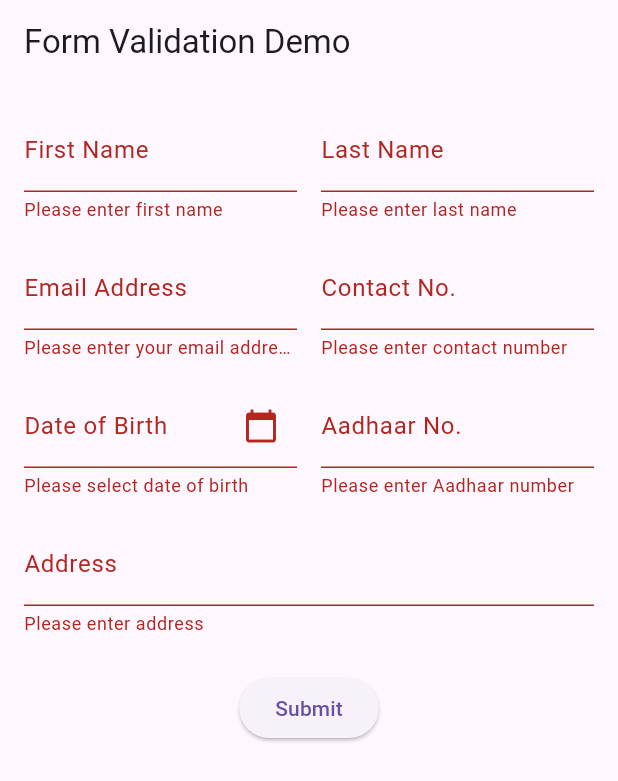
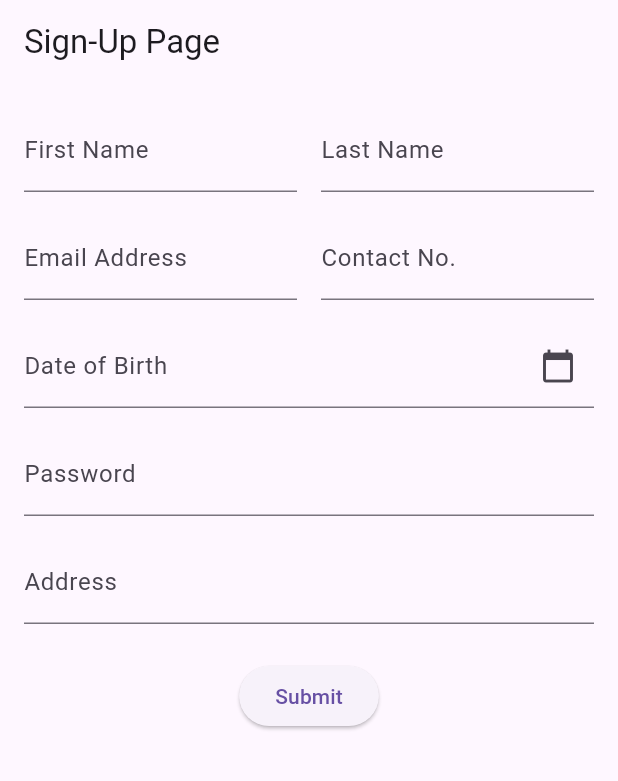
Before and after one commit to hstadler2/ClassAct10, a Flutter app: the screen it shows after launch, after a tap on "Submit", on a phone screen of 412 x 824 dp. Shown: the top 781 px of the screen. Run offline on Flutter 3.47's test engine with Material 3 defaults, Android fonts, the phone set to English and light mode, and no system bars; our stand-ins replace flutter_form_builder.

Commit message:
Tweaked some of the input fields to look cleaner, and added validation rules

```diff
--- a/lib/main.dart
+++ b/lib/main.dart
@@ -6,9 +6,9 @@ InClassAct10 - SignUpPage
 */
 
 import 'package:flutter/material.dart';
-// If you want to format the date in MM/dd/yyyy, uncomment the next line and add
-// intl: ^0.17.0 (or latest) in your pubspec.yaml under dependencies
-// import 'package:intl/intl.dart';
+import 'package:intl/intl.dart';
+import 'package:flutter_form_builder/flutter_form_builder.dart';
+
 
 void main() => runApp(const MyApp());
 
@@ -17,7 +17,7 @@ class MyApp extends StatelessWidget {
 
   @override
   Widget build(BuildContext context) {
-    const appTitle = 'Form Validation Demo';
+    const appTitle = 'Sign-Up Page';
 
     return MaterialApp(
       title: appTitle,
@@ -52,11 +52,38 @@ class MyCustomFormState extends State<MyCustomForm> {
   final TextEditingController _emailController = TextEditingController();
   final TextEditingController _contactNoController = TextEditingController();
   final TextEditingController _dobController = TextEditingController();
-  final TextEditingController _aadhaarController = TextEditingController();
+  final TextEditingController _passwordController = TextEditingController();
   final TextEditingController _addressController = TextEditingController();
 
   // Example date variable for the date picker
   DateTime? _selectedDate;
+
+  // Basic email validation
+  String? _validateEmail(String? value) {
+    if (value == null || value.isEmpty) {
+      return 'Please enter your email address';
+    }
+    // Simple regex to check format: something@something.domain
+    final emailRegex = RegExp(r'^[^@]+@[^@]+\.[^@]+$');
+    if (!emailRegex.hasMatch(value)) {
+      return 'Please enter a valid email address';
+    }
+    return null;
+  }
+
+  // Password validation: min 8 chars, at least one digit, at least one uppercase letter
+  String? _validatePassword(String? value) {
+    if (value == null || value.isEmpty) {
+      return 'Please enter a password';
+    } else if (value.length < 8) {
+      return 'Password must be at least 8 characters long';
+    } else if (!RegExp(r'\d').hasMatch(value)) {
+      return 'Password must contain at least one number';
+    } else if (!RegExp(r'[A-Z]').hasMatch(value)) {
+      return 'Password must contain at least one uppercase letter';
+    }
+    return null;
+  }
 
   @override
   Widget build(BuildContext context) {
@@ -79,7 +106,7 @@ class MyCustomFormState extends State<MyCustomForm> {
                     ),
                     validator: (value) {
                       if (value == null || value.isEmpty) {
-                        return 'Please enter first name';
+                        return 'Please enter your first name';
                       }
                       return null;
                     },
@@ -95,7 +122,7 @@ class MyCustomFormState extends State<MyCustomForm> {
                     ),
                     validator: (value) {
                       if (value == null || value.isEmpty) {
-                        return 'Please enter last name';
+                        return 'Please enter your last name';
                       }
                       return null;
                     },
@@ -115,14 +142,7 @@ class MyCustomFormState extends State<MyCustomForm> {
                       labelText: 'Email Address',
                       hintText: 'Enter your email',
                     ),
-                    validator: (value) {
-                      // Basic check if email is entered
-                      if (value == null || value.isEmpty) {
-                        return 'Please enter your email address';
-                      }
-                      // Add more sophisticated email validation if needed
-                      return null;
-                    },
+                    validator: _validateEmail,
                   ),
                 ),
                 const SizedBox(width: 16.0),
@@ -136,7 +156,7 @@ class MyCustomFormState extends State<MyCustomForm> {
                     ),
                     validator: (value) {
                       if (value == null || value.isEmpty) {
-                        return 'Please enter contact number';
+                        return 'Please enter your contact number';
                       }
                       return null;
                     },
@@ -146,7 +166,7 @@ class MyCustomFormState extends State<MyCustomForm> {
             ),
             const SizedBox(height: 16.0),
 
-            // Row for DOB and Aadhaar
+            // Row for DOB
             Row(
               children: [
                 Expanded(
@@ -169,24 +189,19 @@ class MyCustomFormState extends State<MyCustomForm> {
                     },
                   ),
                 ),
-                const SizedBox(width: 16.0),
-                Expanded(
-                  child: TextFormField(
-                    controller: _aadhaarController,
-                    decoration: const InputDecoration(
-                      labelText: 'Aadhaar No.',
-                      hintText: 'Enter your Aadhaar number',
-                    ),
-                    validator: (value) {
-                      if (value == null || value.isEmpty) {
-                        return 'Please enter Aadhaar number';
-                      }
-                      // Add Aadhaar-specific validation if required
-                      return null;
-                    },
-                  ),
-                ),
               ],
+            ),
+            const SizedBox(height: 16.0),
+
+            // Password field
+            TextFormField(
+              controller: _passwordController,
+              decoration: const InputDecoration(
+                labelText: 'Password',
+                hintText: 'Enter a strong password',
+              ),
+              obscureText: true,
+              validator: _validatePassword,
             ),
             const SizedBox(height: 16.0),
 
@@ -199,23 +214,18 @@ class MyCustomFormState extends State<MyCustomForm> {
               ),
               validator: (value) {
                 if (value == null || value.isEmpty) {
-                  return 'Please enter address';
+                  return 'Please enter your address';
                 }
                 return null;
               },
             ),
             const SizedBox(height: 24.0),
 
+            // Button present, but no "submission handling" here
             ElevatedButton(
               onPressed: () {
-                // Validate returns true if the form is valid, or false otherwise.
-                if (_formKey.currentState!.validate()) {
-                  // If the form is valid, display a snackbar.
-                  // In a real app, you'd send data to a server or save locally.
-                  ScaffoldMessenger.of(context).showSnackBar(
-                    const SnackBar(content: Text('Processing Data')),
-                  );
-                }
+                // Submission handling / navigation intentionally left out
+                // for now, per your instruction.
               },
               child: const Text('Submit'),
             ),
--- a/pubspec.yaml
+++ b/pubspec.yaml
@@ -31,9 +31,9 @@ dependencies:
   flutter:
     sdk: flutter
 
-  # The following adds the Cupertino Icons font to your application.
-  # Use with the CupertinoIcons class for iOS style icons.
   cupertino_icons: ^1.0.8
+  flutter_form_builder: ^9.7.0
+  intl: ^0.19.0
 
 dev_dependencies:
   flutter_test:
```
Also changed, not shown: pubspec.lock.
